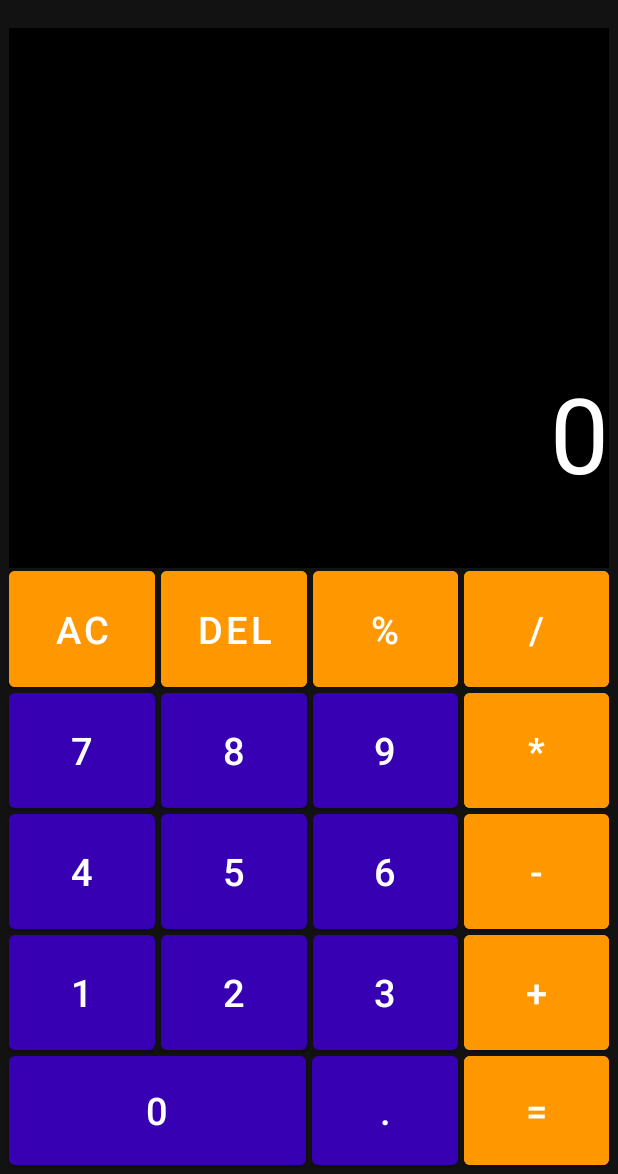
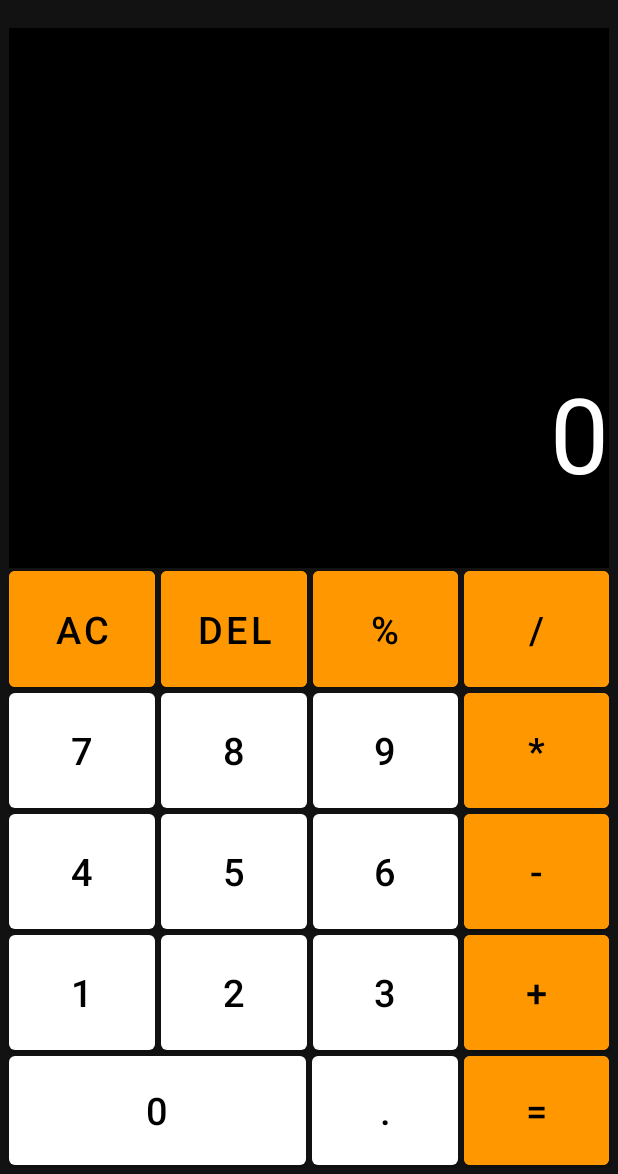
Before and after one commit to IvannikovSergey/Culculator, an Android app: the screen it shows after launch (MainActivity), after a tap on "NIGHT MODE", on a phone screen of 412 x 824 dp, the part 62-1236 px from its top. Run offline under Robolectric (Android 15) with nearby library versions, the phone set to English and light mode, and no system bars.

Commit message:
HomeWork5

```diff
--- a/app/src/main/res/layout/activity_main.xml
+++ b/app/src/main/res/layout/activity_main.xml
@@ -9,7 +9,7 @@
 
     <TextView
         android:id="@+id/textViewHistory"
-        style="@style/MyTextViewStyle_night"
+        style="@style/MyTextViewStyle"
         android:layout_width="match_parent"
         android:layout_height="@dimen/layout_height"
         android:layout_marginTop="@dimen/layout_margin_top"
@@ -18,7 +18,7 @@
 
     <TextView
         android:id="@+id/textViewResult"
-        style="@style/MyTextViewStyle_night"
+        style="@style/MyTextViewStyle"
         android:layout_width="match_parent"
         android:layout_height="@dimen/layout_height"
         android:background="@color/white"
@@ -31,7 +31,7 @@
 
         <Button
             android:id="@+id/buttonClear"
-            style="@style/MyButtons_night"
+            style="@style/MyButtons"
             android:layout_weight="1"
             android:backgroundTint="@color/color_accent"
             android:text="@string/ac"
@@ -39,7 +39,7 @@
 
         <Button
             android:id="@+id/buttonBackspace"
-            style="@style/MyButtons_night"
+            style="@style/MyButtons"
             android:layout_weight="1"
             android:backgroundTint="@color/color_accent"
             android:text="@string/delete"
@@ -47,14 +47,14 @@
 
         <Button
             android:id="@+id/buttonPersent"
-            style="@style/MyButtons_night"
+            style="@style/MyButtons"
             android:layout_weight="1"
             android:backgroundTint="@color/color_accent"
             android:text="@string/buttonPersent" />
 
         <Button
             android:id="@+id/buttonDivide"
-            style="@style/MyButtons_night"
+            style="@style/MyButtons"
             android:layout_weight="1"
             android:backgroundTint="@color/color_accent"
             android:text="@string/buttonDivide" />
@@ -66,26 +66,26 @@
 
         <Button
             android:id="@+id/buttonSeven"
-            style="@style/MyButtons_night"
+            style="@style/MyButtons"
             android:layout_weight="1"
             android:text="@string/button_7"
             tools:ignore="NestedWeights" />
 
         <Button
             android:id="@+id/buttonEight"
-            style="@style/MyButtons_night"
+            style="@style/MyButtons"
             android:layout_weight="1"
             android:text="@string/button_8" />
 
         <Button
             android:id="@+id/buttonNine"
-            style="@style/MyButtons_night"
+            style="@style/MyButtons"
             android:layout_weight="1"
             android:text="@string/button_9" />
 
         <Button
             android:id="@+id/buttonMultp"
-            style="@style/MyButtons_night"
+            style="@style/MyButtons"
             android:layout_weight="1"
             android:backgroundTint="@color/color_accent"
             android:text="@string/buttonMulti" />
@@ -97,26 +97,26 @@
 
         <Button
             android:id="@+id/buttonFour"
-            style="@style/MyButtons_night"
+            style="@style/MyButtons"
             android:layout_weight="1"
             android:text="@string/button_4"
             tools:ignore="NestedWeights" />
 
         <Button
             android:id="@+id/buttonFive"
-            style="@style/MyButtons_night"
+            style="@style/MyButtons"
             android:layout_weight="1"
             android:text="@string/button_5" />
 
         <Button
             android:id="@+id/buttonSix"
-            style="@style/MyButtons_night"
+            style="@style/MyButtons"
             android:layout_weight="1"
             android:text="@string/button_6" />
 
         <Button
             android:id="@+id/buttonMinus"
-            style="@style/MyButtons_night"
+            style="@style/MyButtons"
             android:layout_weight="1"
             android:backgroundTint="@color/color_accent"
             android:text="@string/buttonMinus" />
@@ -128,26 +128,26 @@
 
         <Button
             android:id="@+id/buttonOne"
-            style="@style/MyButtons_night"
+            style="@style/MyButtons"
             android:layout_weight="1"
             android:text="@string/button_1"
             tools:ignore="NestedWeights" />
 
         <Button
             android:id="@+id/buttonTwo"
-            style="@style/MyButtons_night"
+            style="@style/MyButtons"
             android:layout_weight="1"
             android:text="@string/button_2" />
 
         <Button
             android:id="@+id/buttonThree"
-            style="@style/MyButtons_night"
+            style="@style/MyButtons"
             android:layout_weight="1"
             android:text="@string/button_3" />
 
         <Button
             android:id="@+id/buttonPlus"
-            style="@style/MyButtons_night"
+            style="@style/MyButtons"
             android:layout_weight="1"
             android:backgroundTint="@color/color_accent"
             android:text="@string/buttonPlus" />
@@ -160,20 +160,20 @@
 
         <Button
             android:id="@+id/buttonZero"
-            style="@style/MyButtons_night"
+            style="@style/MyButtons"
             android:layout_weight="1.335"
             android:text="@string/button_0"
             tools:ignore="NestedWeights" />
 
         <Button
             android:id="@+id/buttonDecimal"
-            style="@style/MyButtons_night"
+            style="@style/MyButtons"
             android:layout_weight="2"
             android:text="@string/buttonDecimal" />
 
         <Button
             android:id="@+id/buttonEqual"
-            style="@style/MyButtons_night"
+            style="@style/MyButtons"
             android:layout_weight="2"
             android:backgroundTint="@color/color_accent"
             android:text="@string/buttonEqual" />
--- a/app/src/main/res/values/themes.xml
+++ b/app/src/main/res/values/themes.xml
@@ -16,7 +16,7 @@
         <!-- Customize your theme here. -->
     </style>
 
-    <style name="MyButtons_night" parent="Widget.MaterialComponents.Button">
+    <style name="MyButtons" parent="Widget.MaterialComponents.Button">
         <item name="android:textColor">@color/black</item>
         <item name="android:insetBottom">@dimen/button_insert_Bottom</item>
         <item name="android:insetTop">@dimen/button_insert_Top</item>
@@ -36,10 +36,10 @@
         <item name="android:orientation">horizontal</item>
     </style>
 
-    <style name="MyTextViewStyle_night">
+    <style name="MyTextViewStyle">
         <item name="android:layout_marginStart">6dp</item>
         <item name="android:layout_marginEnd">6dp</item>
-        <item name="android:textColor">@color/black</item>
+        <item name="android:textColor">@color/white</item>
         <item name="android:gravity">center|end</item>
     </style>
 
```
